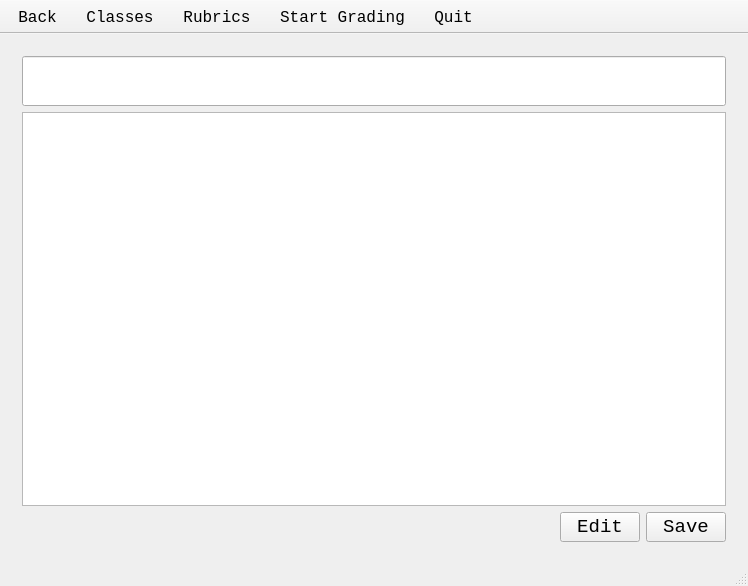
Before: the Qt Designer form GAUI/basescreen.ui in ezfe/grading-assistant-cs205, drawn with Qt 5.
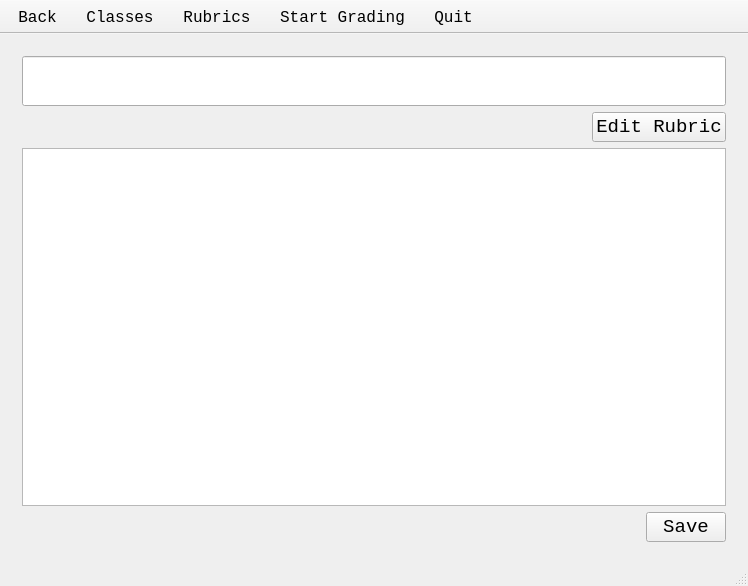
After: the same form once the commit is applied. The open tabs and pages were chosen to show the change.

Commit message:
Added ability to change rubric title + edit rubric from assignment page
-titles are updated after dialogs end

What changed in the file:
```diff
--- a/GAUI/basescreen.ui
+++ b/GAUI/basescreen.ui
@@ -527,8 +527,6 @@
       <widget class="QWidget" name="assignmentPage">
        <layout class="QGridLayout" name="gridLayout_6">
         <item row="0" column="0">
-         <layout class="QVBoxLayout" name="verticalLayout_5">
-          <item>
            <widget class="QLineEdit" name="titleEdit">
             <property name="minimumSize">
              <size>
@@ -544,7 +542,37 @@
             </property>
            </widget>
           </item>
+        <item row="1" column="0">
+         <layout class="QHBoxLayout" name="horizontalLayout_6">
           <item>
+           <widget class="QLabel" name="rubricLabel">
+            <property name="font">
+             <font>
+              <family>Monospace</family>
+              <pointsize>14</pointsize>
+             </font>
+            </property>
+            <property name="text">
+             <string/>
+            </property>
+           </widget>
+          </item>
+          <item alignment="Qt::AlignRight">
+           <widget class="QPushButton" name="editRubricButton">
+            <property name="font">
+             <font>
+              <family>Monospace</family>
+              <pointsize>14</pointsize>
+             </font>
+            </property>
+            <property name="text">
+             <string>Edit Rubric</string>
+            </property>
+           </widget>
+          </item>
+         </layout>
+        </item>
+        <item row="2" column="0">
            <widget class="QPlainTextEdit" name="descriptionEdit">
             <property name="font">
              <font>
@@ -553,7 +581,7 @@
             </property>
            </widget>
           </item>
-          <item>
+        <item row="3" column="0">
            <layout class="QHBoxLayout" name="horizontalLayout_5">
             <item>
              <spacer name="horizontalSpacer">
@@ -568,19 +596,6 @@
               </property>
              </spacer>
             </item>
-            <item>
-             <widget class="QPushButton" name="editButton">
-              <property name="font">
-               <font>
-                <family>Monospace</family>
-                <pointsize>14</pointsize>
-               </font>
-              </property>
-              <property name="text">
-               <string>Edit</string>
-              </property>
-             </widget>
-            </item>
             <item>
              <widget class="QPushButton" name="saveButton">
               <property name="font">
@@ -593,8 +608,6 @@
                <string>Save</string>
               </property>
              </widget>
-            </item>
-           </layout>
           </item>
          </layout>
         </item>
```
Left out of the diff: 2 changed lines with no effect on the pictures. Lines whose indentation alone changed are shown as unchanged. The commit also changes 5 other files.
